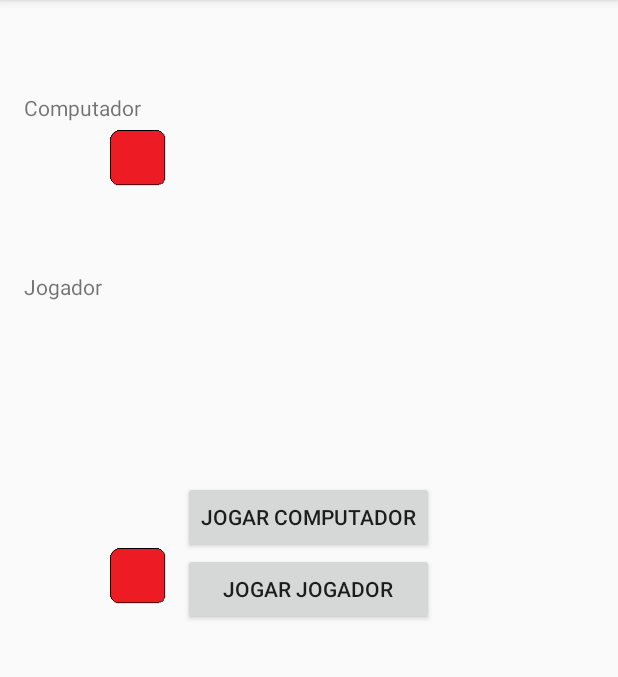
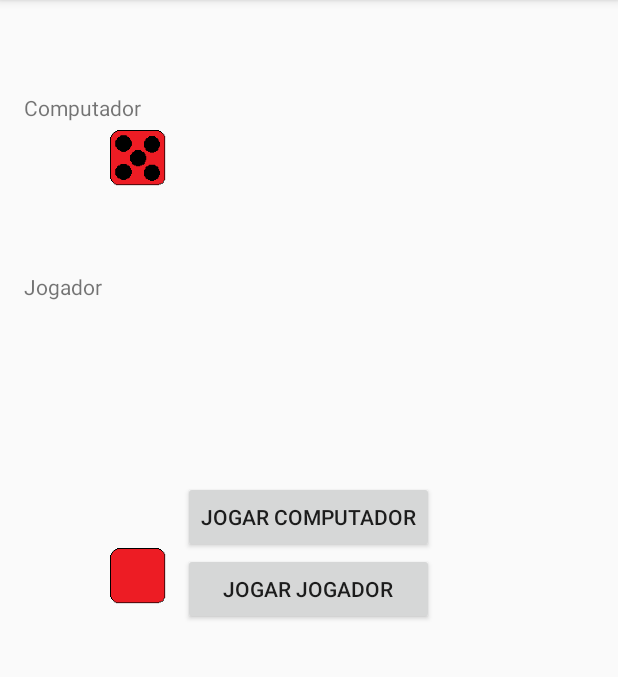
Before and after one commit to thiagotn/JogoDado, an Android app: the screen it shows after launch (JogoDadoActivity), after a tap on "JOGAR COMPUTADOR", on a phone screen of 412 x 824 dp, the part 84-761 px from its top. Run offline under Robolectric (Android 15) with nearby library versions, the phone set to English and light mode, and no system bars.

Commit message:
Adicionando logica do jogo

```diff
--- a/app/src/main/java/cc/thiago/jogodado/JogoDadoActivity.java
+++ b/app/src/main/java/cc/thiago/jogodado/JogoDadoActivity.java
@@ -2,10 +2,13 @@ package cc.thiago.jogodado;
 
 import android.support.v7.app.AppCompatActivity;
 import android.os.Bundle;
+import android.util.Log;
 import android.view.View;
 import android.widget.Button;
 import android.widget.ImageView;
 import android.widget.Toast;
+
+import java.util.Random;
 
 public class JogoDadoActivity extends AppCompatActivity implements View.OnClickListener {
 
@@ -13,6 +16,16 @@ public class JogoDadoActivity extends AppCompatActivity implements View.OnClickL
     private ImageView imgJogador;
     private Button btnComputador;
     private Button btnJogador;
+    private int [] imagens = new int[]{
+            R.mipmap.dado1,
+            R.mipmap.dado2,
+            R.mipmap.dado3,
+            R.mipmap.dado4,
+            R.mipmap.dado5,
+            R.mipmap.dado6};
+
+    private int dadoComputador = -1;
+    private int dadoJogador = -1;
 
     @Override
     protected void onCreate(Bundle savedInstanceState) {
@@ -24,15 +37,30 @@ public class JogoDadoActivity extends AppCompatActivity implements View.OnClickL
         btnComputador = (Button) findViewById(R.id.btnComputador);
         btnComputador.setOnClickListener(this);
         btnJogador = (Button) findViewById(R.id.btnJogador);
-        btnComputador.setOnClickListener(this);
+        btnJogador.setOnClickListener(this);
     }
 
     @Override
     public void onClick(View v) {
+
         if (v.getId() == R.id.btnComputador) {
-            Toast.makeText(this, "Computador Jogando!", Toast.LENGTH_LONG).show();
-        } else if (v.getId() == R.id.btnJogador) {
-            Toast.makeText(this, "Jogador Jogando!", Toast.LENGTH_LONG).show();
+            int indice = imagens[new Random().nextInt(6)];
+            dadoComputador = indice;
+            imgComputador.setImageResource(indice);
+        }
+
+        if (v.getId() == R.id.btnJogador) {
+            int indice = imagens[new Random().nextInt(6)];
+            dadoJogador = indice;
+            imgJogador.setImageResource(indice);
+        }
+
+        if (dadoComputador > dadoJogador) {
+            Toast.makeText(this, "Computador Ganhou!", Toast.LENGTH_LONG).show();
+        } else if (dadoComputador < dadoJogador) {
+            Toast.makeText(this, "Jogador Ganhou!", Toast.LENGTH_LONG).show();
+        } else if (dadoComputador == dadoComputador) {
+            Toast.makeText(this, "Empate!", Toast.LENGTH_LONG).show();
         }
     }
 }
```
